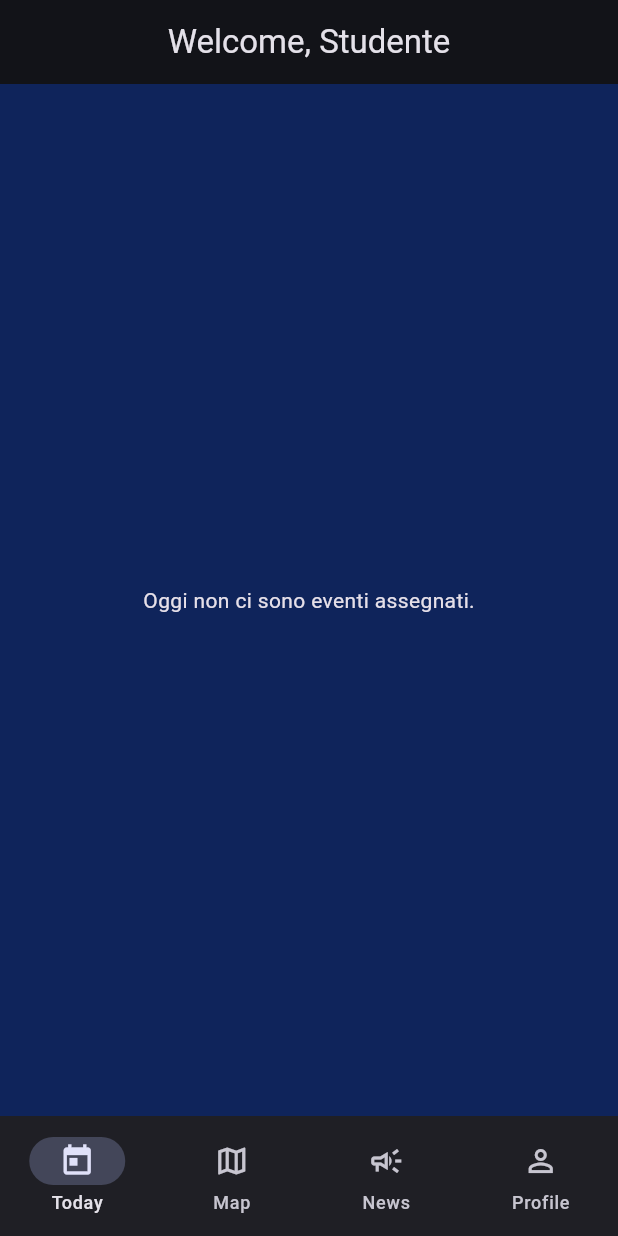
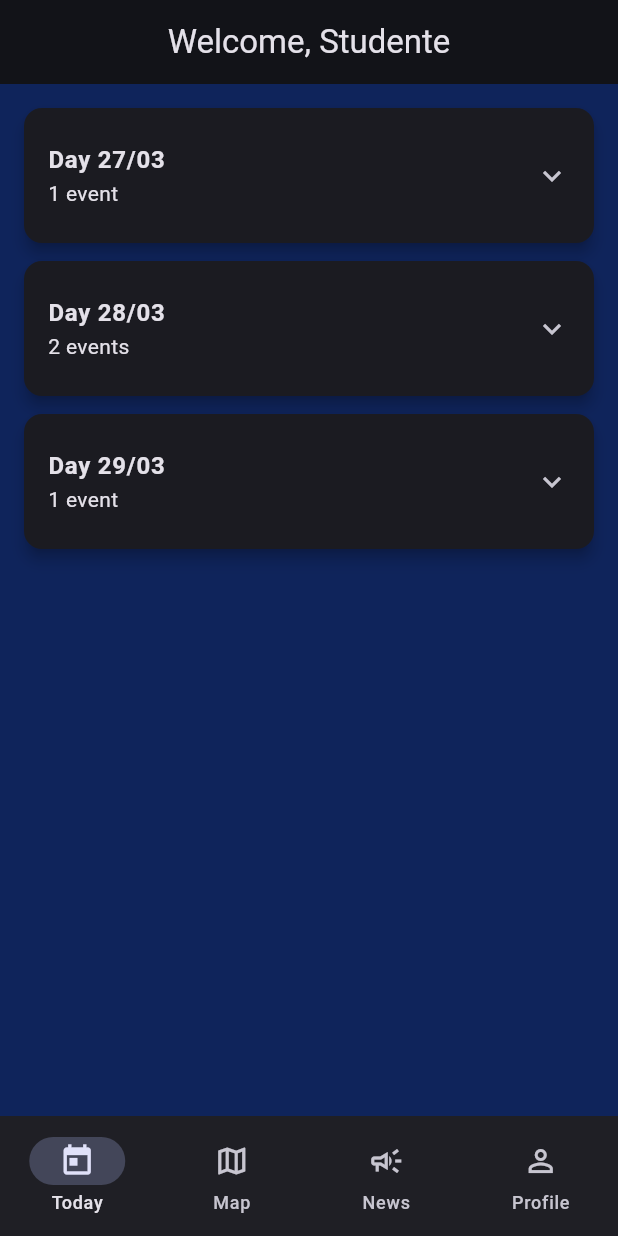
Before and after one commit to elenamuia/rimun-app, a Flutter app: the screen it shows once a user with an empty profile is signed in, on a phone screen of 412 x 824 dp. Run offline on Flutter 3.47's test engine with Material 3 defaults, Android fonts, the phone set to English and light mode, and no system bars; our stand-ins replace cloud_firestore, firebase_auth, firebase_core; accounts and stored records are empty.

Commit message:
calendario aggiunto
aggiunto calendario in csv per creazione eventi sulla schermata home

```diff
--- /dev/null
+++ b/assets/rimun_calendario_prova.csv
@@ -0,0 +1,5 @@
+day,starting time,ending time,description,location
+27/03,13:00,17:00,Opening Cerimony,Campidoglio
+28/03,9:00,9:30,Registration,Liceo Farnesina
+28/03,10:00,13:00,Commission,Liceo Farnesina
+29/03,16:00,19:00,Closing Cerimony,TBA
--- a/lib/screens/today_screen.dart
+++ b/lib/screens/today_screen.dart
@@ -1,11 +1,13 @@
-// lib/screens/today_screen.dart
+import 'dart:async';
 import 'package:flutter/material.dart';
+import 'package:flutter/services.dart' show rootBundle;
+
 import '../models.dart';
 import '../services.dart';
 
-class TodayScreen extends StatelessWidget {
+class TodayScreen extends StatefulWidget {
   final Student student;
-  final ScheduleService scheduleService;
+  final ScheduleService scheduleService; // per ora non lo usiamo, ma lo teniamo
 
   const TodayScreen({
     super.key,
@@ -14,38 +16,148 @@ class TodayScreen extends StatelessWidget {
   });
 
   @override
+  State<TodayScreen> createState() => _TodayScreenState();
+}
+
+class _TodayScreenState extends State<TodayScreen> {
+  late Future<List<DaySchedule>> _futureSchedules;
+
+  @override
+  void initState() {
+    super.initState();
+    _futureSchedules = _loadEventsFromCsv();
+  }
+
+  Future<List<DaySchedule>> _loadEventsFromCsv() async {
+    final csvString = await rootBundle.loadString('assets/rimun_calendario_prova.csv');
+
+    final lines = csvString
+        .split(RegExp(r'\r?\n'))
+        .map((l) => l.trim())
+        .where((l) => l.isNotEmpty)
+        .toList();
+
+    if (lines.isEmpty) return [];
+
+    final Map<String, List<EventEntry>> byDay = {};
+
+    for (var i = 0; i < lines.length; i++) {
+      final line = lines[i];
+
+      // salta l'header
+      if (i == 0 && line.toLowerCase().startsWith('day')) {
+        continue;
+      }
+
+      // split base: day, start, end, description, location
+      final parts = line.split(',');
+      if (parts.length < 5) {
+        // se una riga è malformata, la saltiamo
+        continue;
+      }
+
+      final dayStr = parts[0].trim();
+      final startStr = parts[1].trim();
+      final endStr = parts[2].trim();
+
+      // nel caso la description contenga virgole, uniamo tutto da index 3 in poi
+      final description = parts[3].trim();
+      final location = parts.sublist(4).join(',').trim();
+
+      final startMinutes = _parseTimeToMinutes(startStr);
+      final endMinutes = _parseTimeToMinutes(endStr);
+
+      final entry = EventEntry(
+        dayLabel: dayStr,
+        startTimeLabel: startStr,
+        endTimeLabel: endStr,
+        startMinutes: startMinutes,
+        endMinutes: endMinutes,
+        description: description,
+        location: location,
+      );
+
+      byDay.putIfAbsent(dayStr, () => []).add(entry);
+    }
+
+    // Ordiniamo gli eventi all'interno di ogni giorno
+    final List<DaySchedule> result = [];
+    byDay.forEach((day, events) {
+      events.sort((a, b) => a.startMinutes.compareTo(b.startMinutes));
+      result.add(DaySchedule(dayLabel: day, events: events));
+    });
+
+    // Se vuoi ordinare i giorni per data, qui potresti farlo;
+    // per ora manteniamo l'ordine del CSV.
+
+    return result;
+  }
+
+  int _parseTimeToMinutes(String time) {
+    final parts = time.split(':');
+    if (parts.length < 2) return 0;
+    final h = int.tryParse(parts[0]) ?? 0;
+    final m = int.tryParse(parts[1]) ?? 0;
+    return h * 60 + m;
+  }
+
+  @override
   Widget build(BuildContext context) {
-    return FutureBuilder<List<EventItem>>(
-      future: scheduleService.getTodayEventsForStudent(student.id),
+    return FutureBuilder<List<DaySchedule>>(
+      future: _futureSchedules,
       builder: (context, snapshot) {
         if (snapshot.connectionState == ConnectionState.waiting) {
-          return const Center(child: CircularProgressIndicator());
+          return const Center(
+            child: CircularProgressIndicator(),
+          );
         }
+
         if (snapshot.hasError) {
-          return const Center(child: Text('Errore nel caricare il programma.'));
+          return Center(
+            child: Text(
+              'Error loading events.\n${snapshot.error}',
+              textAlign: TextAlign.center,
+            ),
+          );
         }
-        final events = snapshot.data ?? [];
-        if (events.isEmpty) {
+
+        final days = snapshot.data ?? [];
+
+        if (days.isEmpty) {
           return const Center(
-            child: Text('Oggi non ci sono eventi assegnati.'),
+            child: Text('No events scheduled.'),
           );
         }
 
         return ListView.builder(
           padding: const EdgeInsets.all(16),
-          itemCount: events.length,
+          itemCount: days.length,
           itemBuilder: (context, index) {
-            final e = events[index];
-            final start = TimeOfDay.fromDateTime(e.startTime);
-            final end = TimeOfDay.fromDateTime(e.endTime);
+            final day = days[index];
+
             return Card(
               margin: const EdgeInsets.only(bottom: 12),
-              child: ListTile(
-                title: Text(e.title),
+              elevation: 4,
+              child: ExpansionTile(
+                tilePadding:
+                    const EdgeInsets.symmetric(horizontal: 16, vertical: 8),
+                title: Text(
+                  'Day ${day.dayLabel}',
+                  style: const TextStyle(
+                    fontWeight: FontWeight.bold,
+                  ),
+                ),
                 subtitle: Text(
-                  '${e.location}\n${start.format(context)} - ${end.format(context)}',
+                  '${day.events.length} event${day.events.length == 1 ? '' : 's'}',
                 ),
-                isThreeLine: true,
+                childrenPadding:
+                    const EdgeInsets.symmetric(horizontal: 16, vertical: 8),
+                children: day.events.map((event) {
+                  return Padding(
+                    padding: const EdgeInsets.only(bottom: 8.0),
+                    child: _EventCard(event: event),
+                  );
+                }).toList(),
               ),
             );
           },
@@ -54,3 +166,99 @@ class TodayScreen extends StatelessWidget {
     );
   }
 }
+
+class DaySchedule {
+  final String dayLabel; // es. "28/10"
+  final List<EventEntry> events;
+
+  DaySchedule({
+    required this.dayLabel,
+    required this.events,
+  });
+}
+
+class EventEntry {
+  final String dayLabel;
+  final String startTimeLabel;
+  final String endTimeLabel;
+  final int startMinutes;
+  final int endMinutes;
+  final String description;
+  final String location;
+
+  EventEntry({
+    required this.dayLabel,
+    required this.startTimeLabel,
+    required this.endTimeLabel,
+    required this.startMinutes,
+    required this.endMinutes,
+    required this.description,
+    required this.location,
+  });
+}
+
+class _EventCard extends StatelessWidget {
+  final EventEntry event;
+
+  const _EventCard({required this.event});
+
+  @override
+  Widget build(BuildContext context) {
+    return Container(
+      decoration: BoxDecoration(
+        borderRadius: BorderRadius.circular(12),
+        color: Colors.white.withOpacity(0.06),
+      ),
+      padding: const EdgeInsets.all(12),
+      child: Row(
+        crossAxisAlignment: CrossAxisAlignment.start,
+        children: [
+          // Orario
+          Column(
+            crossAxisAlignment: CrossAxisAlignment.start,
+            children: [
+              Text(
+                '${event.startTimeLabel} - ${event.endTimeLabel}',
+                style: const TextStyle(
+                  fontWeight: FontWeight.bold,
+                ),
+              ),
+              const SizedBox(height: 4),
+            ],
+          ),
+          const SizedBox(width: 12),
+          // Descrizione + location
+          Expanded(
+            child: Column(
+              crossAxisAlignment: CrossAxisAlignment.start,
+              children: [
+                Text(
+                  event.description,
+                  style: const TextStyle(
+                    fontSize: 16,
+                  ),
+                ),
+                const SizedBox(height: 4),
+                Row(
+                  children: [
+                    const Icon(Icons.place, size: 16),
+                    const SizedBox(width: 4),
+                    Expanded(
+                      child: Text(
+                        event.location,
+                        style: const TextStyle(
+                          fontSize: 13,
+                          color: Colors.white70,
+                        ),
+                      ),
+                    ),
+                  ],
+                ),
+              ],
+            ),
+          ),
+        ],
+      ),
+    );
+  }
+}
--- a/pubspec.yaml
+++ b/pubspec.yaml
@@ -66,6 +66,7 @@ flutter:
   assets:
   - assets/maps/scuola.jpeg
   - assets/logo_frase.png
+  - assets/rimun_calendario_prova.csv
 
   # To add assets to your application, add an assets section, like this:
   # assets:
```
